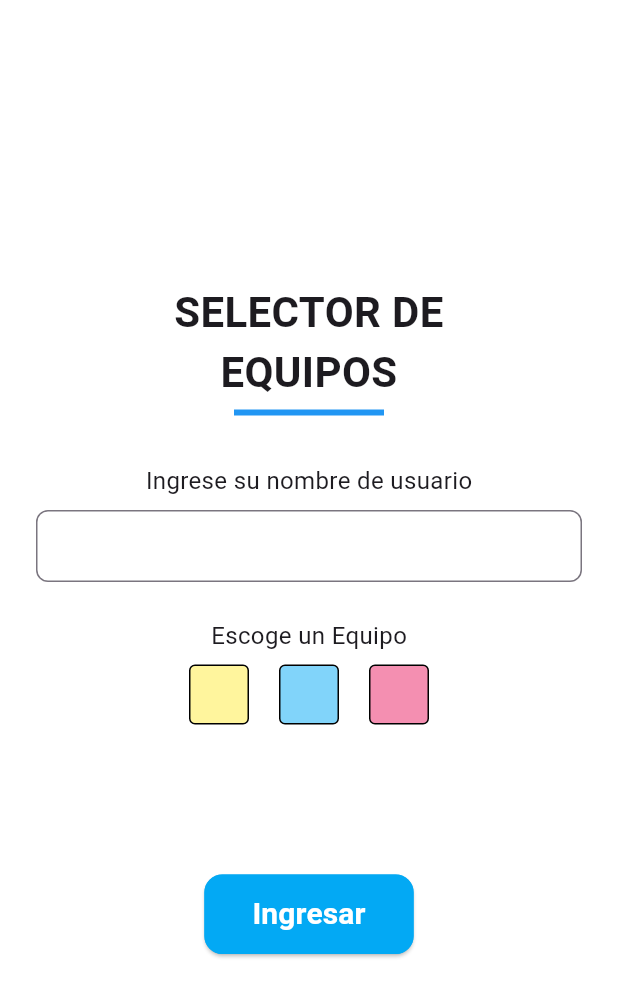
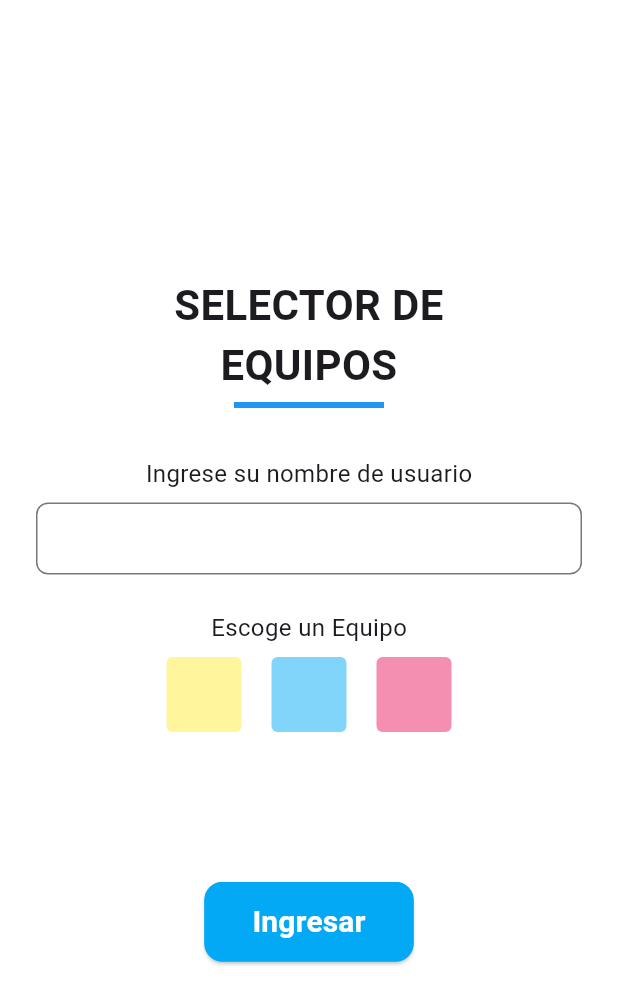
Before and after one commit to Estebans441/flutter_supabase, a Flutter app: the screen it shows after launch, on a phone screen of 412 x 824 dp. Shown: the top 1004 px of the screen. Run offline on Flutter 3.47's test engine with Material 3 defaults, Android fonts, the phone set to English and light mode, and no system bars; our stand-ins replace flutter_dotenv, supabase_flutter; accounts and stored records are empty.

Commit message:
feat: add login states

```diff
--- a/lib/pages/login.dart
+++ b/lib/pages/login.dart
@@ -1,7 +1,17 @@
 import 'package:flutter/material.dart';
 
-class Login extends StatelessWidget {
+class Login extends StatefulWidget {
   const Login({super.key});
+
+  @override
+  State<Login> createState() => _LoginState();
+}
+
+class _LoginState extends State<Login> {
+  // Controller for the username input field
+  final TextEditingController _usernameController = TextEditingController();
+  // Variable to store the selected color
+  String? _selectedColor;
 
   @override
   Widget build(BuildContext context) {
@@ -34,6 +44,7 @@ class Login extends StatelessWidget {
               ),
               const SizedBox(height: 8),
               TextField(
+                controller: _usernameController,
                 decoration: InputDecoration(
                   border: OutlineInputBorder(
                     borderRadius: BorderRadius.circular(8),
@@ -51,11 +62,35 @@ class Login extends StatelessWidget {
               Row(
                 mainAxisAlignment: MainAxisAlignment.center,
                 children: [
-                  _ColorBox(color: Colors.yellow.shade200),
+                  _ColorBox(
+                    color: Colors.yellow.shade200,
+                    isSelected: _selectedColor == "yellow",
+                    onTap: () {
+                      setState(() {
+                        _selectedColor = "yellow";
+                      });
+                    },
+                  ),
                   const SizedBox(width: 20),
-                  _ColorBox(color: Colors.lightBlue.shade200),
+                  _ColorBox(
+                    color: Colors.lightBlue.shade200,
+                    isSelected: _selectedColor == "blue",
+                    onTap: () {
+                      setState(() {
+                        _selectedColor = "blue";
+                      });
+                    },
+                  ),
                   const SizedBox(width: 20),
-                  _ColorBox(color: Colors.pink.shade200),
+                  _ColorBox(
+                    color: Colors.pink.shade200,
+                    isSelected: _selectedColor == "red",
+                    onTap: () {
+                      setState(() {
+                        _selectedColor = "red";
+                      });
+                    },
+                  ),
                 ],
               ),
               const SizedBox(height: 100),
@@ -69,7 +104,9 @@ class Login extends StatelessWidget {
                     side: const BorderSide(color: Colors.lightBlue),
                   ),
                 ),
-                onPressed: () {},
+                onPressed: () {
+                  // TODO: Implement Navigator
+                },
                 child: const Text(
                   'Ingresar',
                   style: TextStyle(
@@ -89,18 +126,36 @@ class Login extends StatelessWidget {
 
 class _ColorBox extends StatelessWidget {
   final Color color;
+  final bool isSelected;
+  final VoidCallback onTap;
 
-  const _ColorBox({required this.color});
+  const _ColorBox({
+    required this.color,
+    required this.isSelected,
+    required this.onTap,
+  });
 
   @override
   Widget build(BuildContext context) {
-    return Container(
-      width: 40,
-      height: 40,
-      decoration: BoxDecoration(
-        color: color,
-        border: Border.all(color: Colors.black),
-        borderRadius: BorderRadius.circular(4),
+    return GestureDetector(
+      onTap: onTap,
+      child: Container(
+        width: 50,
+        height: 50,
+        decoration: BoxDecoration(
+          color: color,
+          border: Border.all(
+            color: !isSelected
+                ? Colors.transparent
+                : color == Colors.yellow.shade200
+                    ? Colors.yellow.shade800
+                    : color == Colors.lightBlue.shade200
+                        ? Colors.lightBlue.shade800
+                        : Colors.pink.shade800,
+            width: isSelected ? 3 : 1,
+          ),
+          borderRadius: BorderRadius.circular(4),
+        ),
       ),
     );
   }
```
